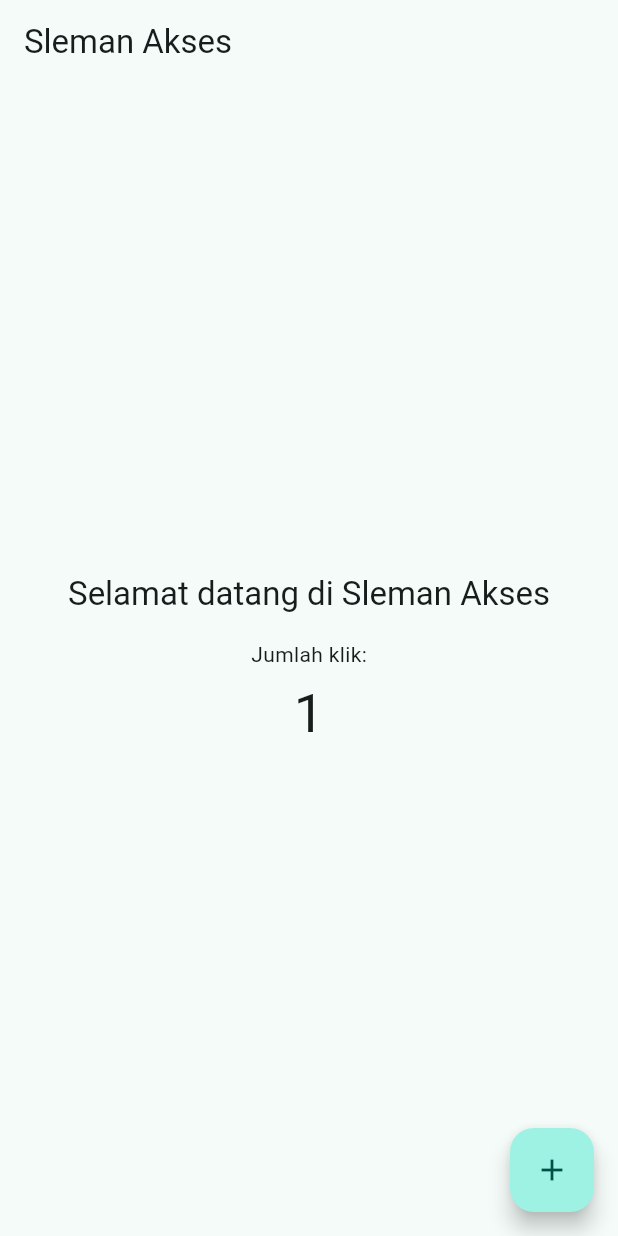
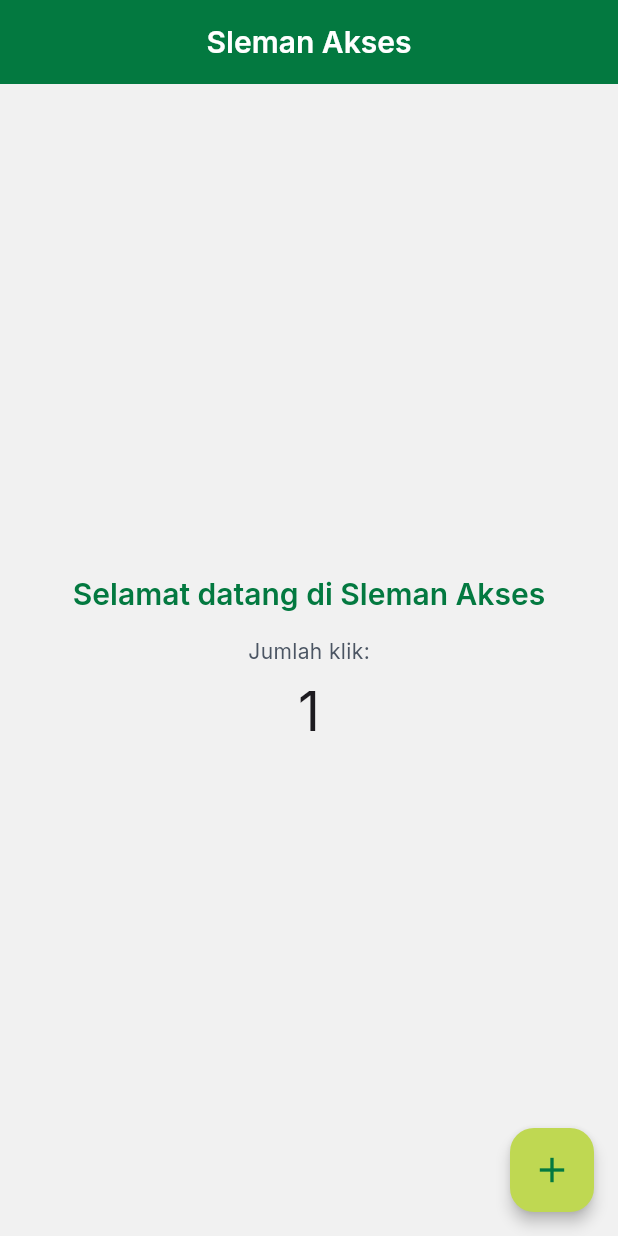
Before and after one commit to Grezzt/sleman_akses_mobile, a Flutter app: the screen it shows after launch, after a tap on the "add" icon, on a phone screen of 412 x 824 dp. Run offline on Flutter 3.47's test engine with Material 3 defaults, Android fonts, the phone set to English and light mode, and no system bars; our stand-ins replace google_fonts.

Commit message:
chores: font and mobile theme custom

```diff
--- a/lib/core/theme/app_theme.dart
+++ b/lib/core/theme/app_theme.dart
@@ -1,10 +1,158 @@
 import 'package:flutter/material.dart';
+import 'package:google_fonts/google_fonts.dart';
 
 class AppTheme {
-  static ThemeData build() {
+  // --- DESIGN TOKENS ---
+  static const Color primary = Color(0xFF037940);
+  static const Color primaryHover = Color(0xFF025C30);
+  static const Color secondary = Color(0xFFBFD852);
+  static const Color background = Color(0xFFF1F1F1);
+  static const Color surface = Color(0xFFFFFFFF);
+
+  static const Color textPrimary = Color(0xFF037940);
+  static const Color textMuted = Color(0xFF4B5563);
+  static const Color border = Color(0xFFD4D4D4);
+
+  // Semantic colors
+  static const Color success = Color(0xFF16A34A);
+  static const Color warning = Color(0xFFF59E0B);
+  static const Color error = Color(0xFFDC2626);
+
+  static ThemeData build() => lightTheme;
+
+  static ThemeData get lightTheme {
+    final baseTextTheme = GoogleFonts.interTextTheme();
+
     return ThemeData(
-      colorScheme: ColorScheme.fromSeed(seedColor: Colors.teal),
       useMaterial3: true,
+      scaffoldBackgroundColor: background,
+      colorScheme: const ColorScheme.light(
+        primary: primary,
+        onPrimary: surface,
+        secondary: secondary,
+        onSecondary: primary,
+        error: error,
+        onError: surface,
+        surface: surface,
+        onSurface: textPrimary,
+      ),
+      textTheme: baseTextTheme.copyWith(
+        headlineLarge: baseTextTheme.headlineLarge?.copyWith(
+          fontSize: 24,
+          fontWeight: FontWeight.w700,
+          color: textPrimary,
+        ),
+        titleLarge: baseTextTheme.titleLarge?.copyWith(
+          fontSize: 20,
+          fontWeight: FontWeight.w600,
+          color: textPrimary,
+        ),
+        bodyLarge: baseTextTheme.bodyLarge?.copyWith(
+          fontSize: 16,
+          fontWeight: FontWeight.w400,
+          color: textPrimary,
+        ),
+        bodyMedium: baseTextTheme.bodyMedium?.copyWith(
+          fontSize: 14,
+          fontWeight: FontWeight.w400,
+          color: textMuted,
+        ),
+        labelLarge: baseTextTheme.labelLarge?.copyWith(
+          fontSize: 16,
+          fontWeight: FontWeight.w600,
+        ),
+      ),
+      appBarTheme: const AppBarTheme(
+        backgroundColor: primary,
+        foregroundColor: surface,
+        elevation: 0,
+        centerTitle: true,
+      ),
+      elevatedButtonTheme: ElevatedButtonThemeData(
+        style: ElevatedButton.styleFrom(
+          backgroundColor: secondary,
+          foregroundColor: primary,
+          minimumSize: const Size.fromHeight(56),
+          elevation: 0,
+          shape: RoundedRectangleBorder(
+            borderRadius: BorderRadius.circular(8.0),
+          ),
+          textStyle: GoogleFonts.inter(
+            fontSize: 16,
+            fontWeight: FontWeight.w700,
+            letterSpacing: 0.5,
+          ),
+        ),
+      ),
+      inputDecorationTheme: InputDecorationTheme(
+        filled: true,
+        fillColor: surface,
+        contentPadding: const EdgeInsets.symmetric(
+          horizontal: 16,
+          vertical: 16,
+        ),
+        border: OutlineInputBorder(
+          borderRadius: BorderRadius.circular(8.0),
+          borderSide: const BorderSide(color: border),
+        ),
+        enabledBorder: OutlineInputBorder(
+          borderRadius: BorderRadius.circular(8.0),
+          borderSide: const BorderSide(color: border),
+        ),
+        focusedBorder: OutlineInputBorder(
+          borderRadius: BorderRadius.circular(8.0),
+          borderSide: const BorderSide(color: secondary, width: 2.0),
+        ),
+        errorBorder: OutlineInputBorder(
+          borderRadius: BorderRadius.circular(8.0),
+          borderSide: const BorderSide(color: error, width: 1.5),
+        ),
+        labelStyle: GoogleFonts.inter(color: textMuted, fontSize: 14),
+        hintStyle: GoogleFonts.inter(color: border, fontSize: 14),
+      ),
+      cardTheme: CardThemeData(
+        color: surface,
+        elevation: 2,
+        shadowColor: primary.withOpacity(0.1),
+        shape: RoundedRectangleBorder(
+          borderRadius: BorderRadius.circular(12.0),
+        ),
+        margin: const EdgeInsets.symmetric(vertical: 8.0, horizontal: 16.0),
+      ),
+      bottomSheetTheme: const BottomSheetThemeData(
+        backgroundColor: surface,
+        elevation: 16,
+        shape: RoundedRectangleBorder(
+          borderRadius: BorderRadius.vertical(top: Radius.circular(24.0)),
+        ),
+      ),
+      floatingActionButtonTheme: const FloatingActionButtonThemeData(
+        backgroundColor: secondary,
+        foregroundColor: primary,
+        elevation: 4,
+        iconSize: 28,
+        shape: RoundedRectangleBorder(
+          borderRadius: BorderRadius.all(Radius.circular(16.0)),
+        ),
+      ),
+      chipTheme: ChipThemeData(
+        backgroundColor: surface,
+        selectedColor: secondary,
+        disabledColor: border.withOpacity(0.5),
+        labelStyle: GoogleFonts.inter(
+          color: textPrimary,
+          fontWeight: FontWeight.w500,
+        ),
+        secondaryLabelStyle: GoogleFonts.inter(
+          color: primary,
+          fontWeight: FontWeight.w600,
+        ),
+        padding: const EdgeInsets.symmetric(horizontal: 12, vertical: 12),
+        shape: RoundedRectangleBorder(
+          borderRadius: BorderRadius.circular(8.0),
+          side: const BorderSide(color: border),
+        ),
+      ),
     );
   }
 }
--- a/pubspec.yaml
+++ b/pubspec.yaml
@@ -2,7 +2,7 @@
 description: "A new Flutter project."
 # The following line prevents the package from being accidentally published to
 # pub.dev using `flutter pub publish`. This is preferred for private packages.
-publish_to: 'none' # Remove this line if you wish to publish to pub.dev
+publish_to: "none" # Remove this line if you wish to publish to pub.dev
 
 # The following defines the version and build number for your application.
 # A version number is three numbers separated by dots, like 1.2.43
@@ -34,6 +34,7 @@
   # The following adds the Cupertino Icons font to your application.
   # Use with the CupertinoIcons class for iOS style icons.
   cupertino_icons: ^1.0.8
+  google_fonts: ^6.2.1
 
 dev_dependencies:
   flutter_test:
@@ -51,7 +52,6 @@
 
 # The following section is specific to Flutter packages.
 flutter:
-
   # The following line ensures that the Material Icons font is
   # included with your application, so that you can use the icons in
   # the material Icons class.
```
Also changed, not shown: fonts/fonnts.com-KitRounded_Black.otf (added), fonts/fonnts.com-KitRounded_Black_Italic.otf (added), fonts/fonnts.com-KitRounded_Bold.otf (added), fonts/fonnts.com-KitRounded_Bold_Italic.otf (added), fonts/fonnts.com-KitRounded_ExtraBold.otf (added), fonts/fonnts.com-KitRounded_ExtraBold_Italic.otf (added), fonts/fonnts.com-KitRounded_ExtraLight.otf (added), fonts/fonnts.com-KitRounded_ExtraLight_Italic.otf (added), fonts/fonnts.com-KitRounded_Italic.otf (added), fonts/fonnts.com-KitRounded_Light.otf (added), fonts/fonnts.com-KitRounded_Light_Italic.otf (added), fonts/fonnts.com-KitRounded_Medium.otf (added), fonts/fonnts.com-KitRounded_Medium_Italic.otf (added), fonts/fonnts.com-KitRounded_Regular.otf (added), 5 more files, 1 other file.
